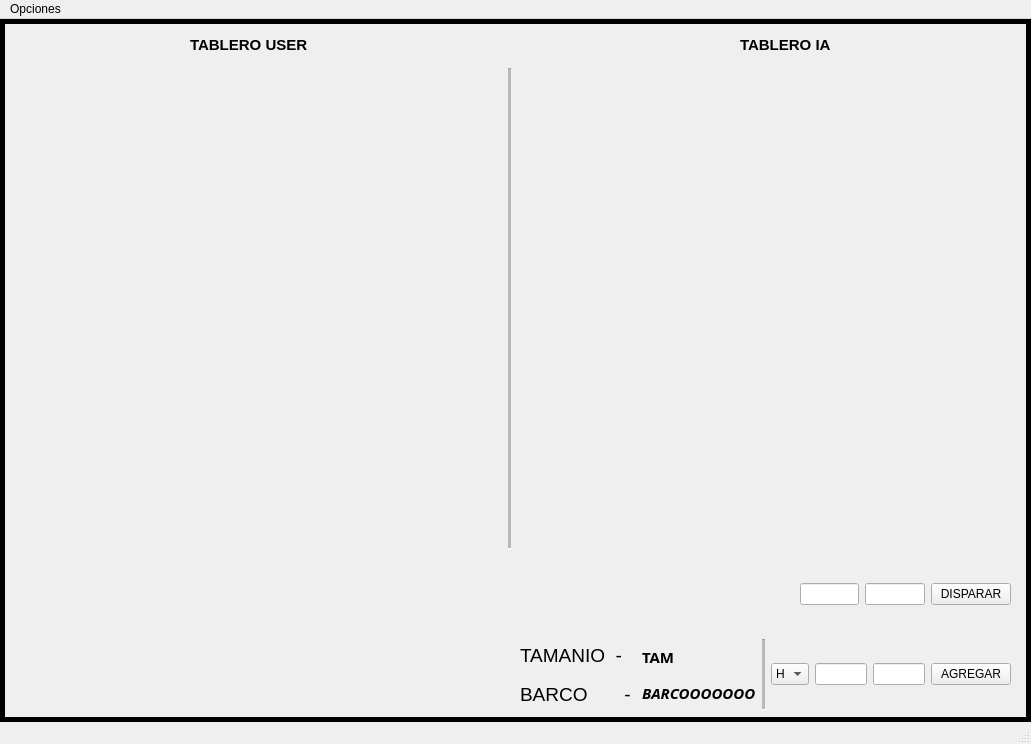
Old version of the form mainwindow.ui in the repository tomasba98/TP-3-BATALLA-NAVAL-VISUAL.
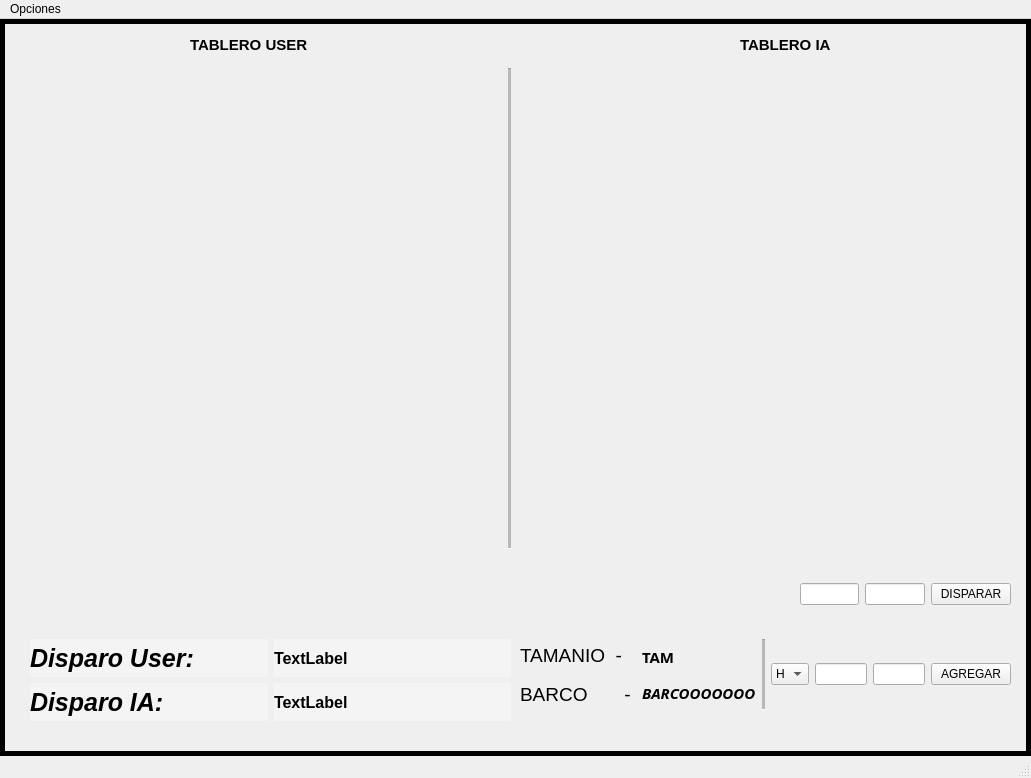
New version of the form. Icons and pictures are not drawn.

```diff
--- a/mainwindow.ui
+++ b/mainwindow.ui
@@ -7,7 +7,7 @@
     <x>0</x>
     <y>0</y>
     <width>1031</width>
-    <height>744</height>
+    <height>778</height>
    </rect>
   </property>
   <property name="windowTitle">
@@ -256,6 +256,127 @@
      <string>TABLERO IA</string>
     </property>
    </widget>
+   <widget class="QWidget" name="horizontalLayoutWidget_4">
+    <property name="geometry">
+     <rect>
+      <x>30</x>
+      <y>620</y>
+      <width>481</width>
+      <height>82</height>
+     </rect>
+    </property>
+    <layout class="QHBoxLayout" name="horizontalLayout">
+     <item>
+      <layout class="QVBoxLayout" name="verticalLayout_2">
+       <item>
+        <widget class="QLabel" name="labelDisparoUser">
+         <property name="enabled">
+          <bool>true</bool>
+         </property>
+         <property name="font">
+          <font>
+           <pointsize>-1</pointsize>
+           <italic>true</italic>
+           <bold>true</bold>
+          </font>
+         </property>
+         <property name="styleSheet">
+          <string notr="true">#labelDisparoUser{
+	font-size: 25px;
+	background-color: rgba(255, 255, 255, 0.3);
+}
+
+
+</string>
+         </property>
+         <property name="text">
+          <string>Disparo User:</string>
+         </property>
+         <property name="textFormat">
+          <enum>Qt::AutoText</enum>
+         </property>
+         <property name="scaledContents">
+          <bool>false</bool>
+         </property>
+         <property name="wordWrap">
+          <bool>false</bool>
+         </property>
+         <property name="margin">
+          <number>0</number>
+         </property>
+         <property name="openExternalLinks">
+          <bool>false</bool>
+         </property>
+        </widget>
+       </item>
+       <item>
+        <widget class="QLabel" name="labelDisparoIA">
+         <property name="font">
+          <font>
+           <pointsize>-1</pointsize>
+           <italic>true</italic>
+           <bold>true</bold>
+          </font>
+         </property>
+         <property name="styleSheet">
+          <string notr="true">#labelDisparoIA{
+	font-size: 25px;
+	background-color: rgba(255, 255, 255, 0.3);
+}</string>
+         </property>
+         <property name="text">
+          <string>Disparo IA:</string>
+         </property>
+        </widget>
+       </item>
+      </layout>
+     </item>
+     <item>
+      <layout class="QVBoxLayout" name="verticalLayout_3">
+       <item>
+        <layout class="QHBoxLayout" name="horizontalLayout_3">
+         <item>
+          <widget class="QLabel" name="labelInfoDisparoUser">
+           <property name="font">
+            <font>
+             <pointsize>12</pointsize>
+             <bold>true</bold>
+            </font>
+           </property>
+           <property name="styleSheet">
+            <string notr="true">background-color: rgba(255, 255, 255, 0.3);</string>
+           </property>
+           <property name="text">
+            <string>TextLabel</string>
+           </property>
+          </widget>
+         </item>
+        </layout>
+       </item>
+       <item>
+        <layout class="QHBoxLayout" name="horizontalLayout_4">
+         <item>
+          <widget class="QLabel" name="labelInfoDisparoIA">
+           <property name="font">
+            <font>
+             <pointsize>12</pointsize>
+             <bold>true</bold>
+            </font>
+           </property>
+           <property name="styleSheet">
+            <string notr="true">background-color: rgba(255, 255, 255, 0.3);</string>
+           </property>
+           <property name="text">
+            <string>TextLabel</string>
+           </property>
+          </widget>
+         </item>
+        </layout>
+       </item>
+      </layout>
+     </item>
+    </layout>
+   </widget>
   </widget>
   <widget class="QMenuBar" name="menubar">
    <property name="geometry">
```
